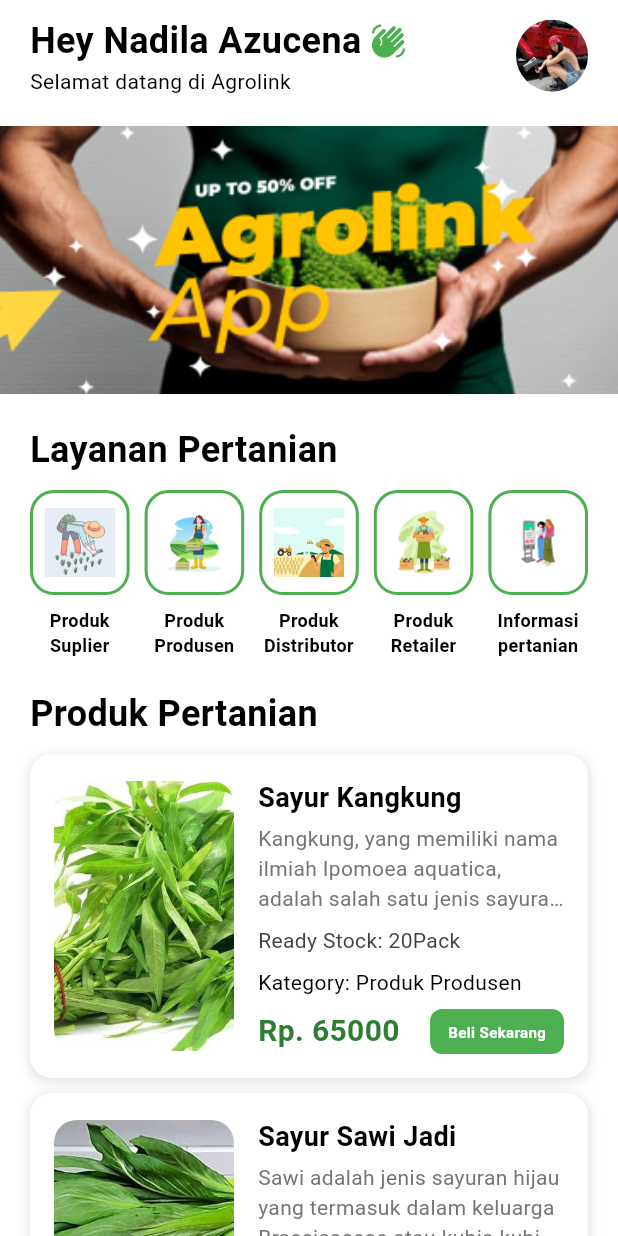
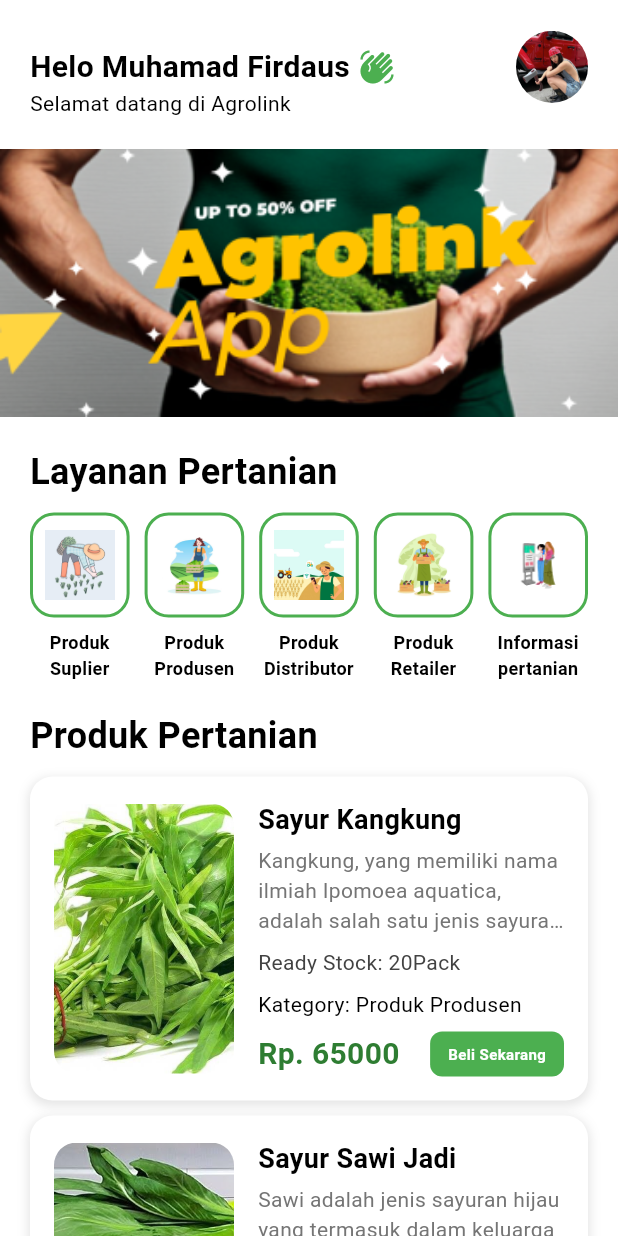
Before and after one commit to firdausmuh/agrolink_app, a Flutter app: the HomeScreen widget shown alone on an empty page, opened directly, on a phone screen of 412 x 824 dp. Run offline on Flutter 3.47's test engine with Material 3 defaults, Android fonts, the phone set to English and light mode, and no system bars; our stand-ins replace shared_preferences; missing offline and left inert: dart:ffi; accounts and stored records are empty.

Commit message:
update main

```diff
--- a/lib/screens/home/home_screen.dart
+++ b/lib/screens/home/home_screen.dart
@@ -27,15 +27,16 @@
                 child: Column(
                   crossAxisAlignment: CrossAxisAlignment.start,
                   children: [
+                    const SizedBox(height: 20),
                     Row(
                       children: [
                         Flexible(
                           child: Text(
-                            'Hey Nadila Azucena',
+                            'Helo Muhamad Firdaus',
                             maxLines: 1,
                             overflow: TextOverflow.ellipsis,
                             style: TextStyle(
-                                fontSize: 24, fontWeight: FontWeight.w700),
+                                fontSize: 20, fontWeight: FontWeight.w700),
                           ),
                         ),
                         SizedBox(
```
